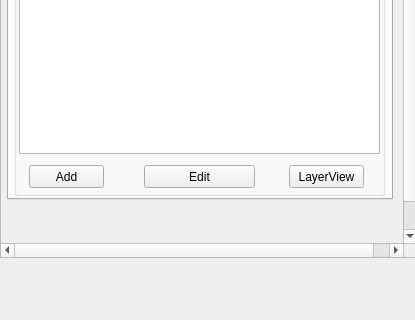
First picture: the form in view/PlanNavigatorWidget.ui, repository teamlm2/lm2_mgis, before the edit; both pictures show x 0 to 415 and y 392 to 712 of the 415 by 712 pixel window.
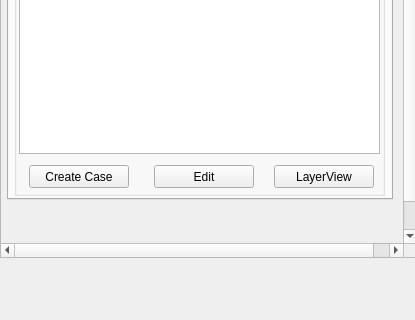
Second picture: the form after the edit.

The edit to the form file:
```diff
--- a/view/PlanNavigatorWidget.ui
+++ b/view/PlanNavigatorWidget.ui
@@ -807,9 +807,9 @@
         <widget class="QPushButton" name="current_view_button">
          <property name="geometry">
           <rect>
-           <x>275</x>
+           <x>260</x>
            <y>270</y>
-           <width>75</width>
+           <width>100</width>
            <height>23</height>
           </rect>
          </property>
@@ -820,9 +820,9 @@
         <widget class="QPushButton" name="plan_edit_button">
          <property name="geometry">
           <rect>
-           <x>130</x>
+           <x>140</x>
            <y>270</y>
-           <width>111</width>
+           <width>100</width>
            <height>23</height>
           </rect>
          </property>
@@ -835,12 +835,12 @@
           <rect>
            <x>15</x>
            <y>270</y>
-           <width>75</width>
+           <width>100</width>
            <height>23</height>
           </rect>
          </property>
          <property name="text">
-          <string>Add</string>
+          <string>Create Case</string>
          </property>
         </widget>
        </widget>
```
Left out of the diff: 4 changed lines with no effect on the pictures.
